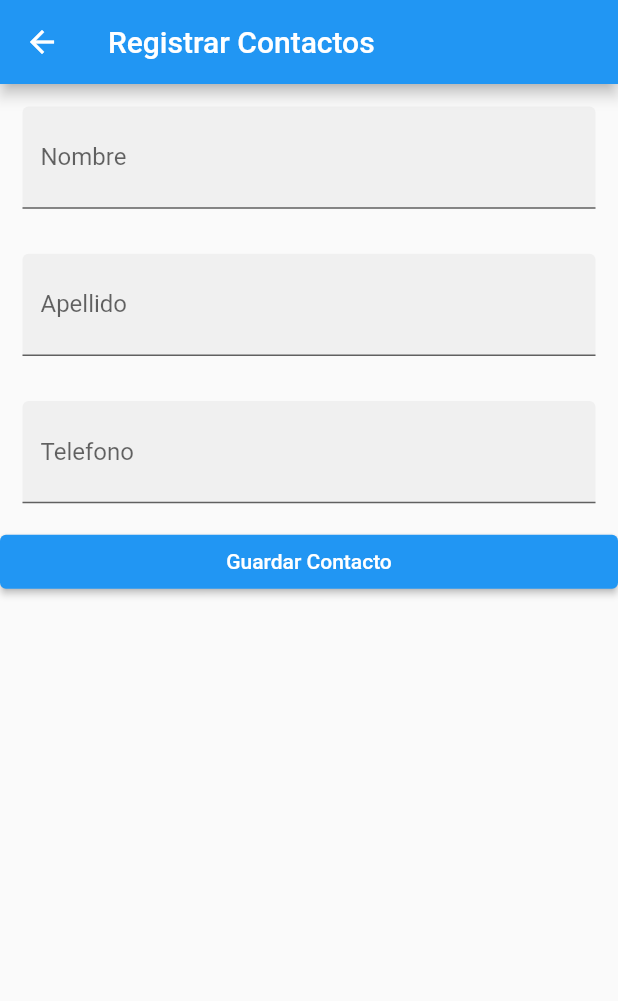
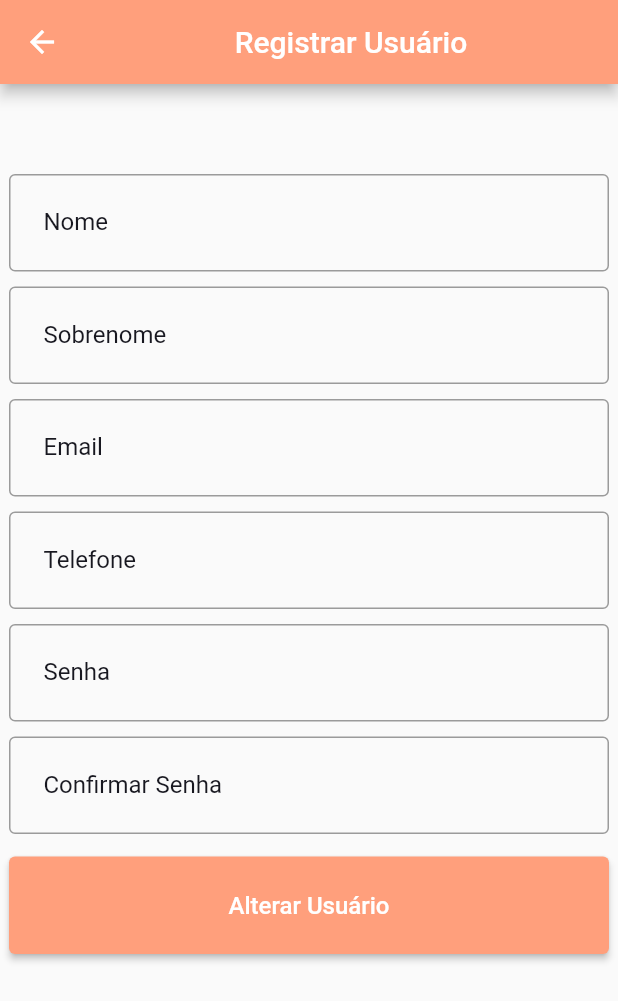
Before and after one commit to egaddini/ftchamados, a Flutter app: the RegisterUser screen opened directly, on a phone screen of 412 x 824 dp. Shown: the top 1001 px of the screen. Run offline on Flutter 3.47's test engine with Material 2 defaults, Android fonts, the phone set to English and light mode, and no system bars; our stand-ins replace dio; missing offline and left inert: dart:html, validatorless; accounts and stored records are empty.

Commit message:
Ajst no crud de usuario

```diff
--- a/lib/main.dart
+++ b/lib/main.dart
@@ -24,7 +24,7 @@ class MyApp extends StatelessWidget {
         primarySwatch: Colors.blue,
       ),
       routes: {
-        '/':(_) => UserDashboardpage(),
+        '/':(_) => HomePage(),
         'login':(_) => const LoginPage(),
         'singup':(_) => const SingupPage(),
         'home':(_) => HomePage(),
--- a/lib/pages/singup_page.dart
+++ b/lib/pages/singup_page.dart
@@ -53,7 +53,7 @@ class _SingupPageState extends State<SingupPage> {
                 child: Form(
                   key: _formKey,
                   child: Center(
-                    child: Container(
+                    child: SizedBox(
                       width: 400,
                       child: Column(
                         children: [
--- a/lib/pages/user/message_response.dart
+++ b/lib/pages/user/message_response.dart
@@ -1,11 +1,10 @@
-import 'package:flutter/cupertino.dart';
 import 'package:flutter/material.dart';
 
 messageResponse(BuildContext context, String name) {
   showDialog(
       context: context,
       builder: (_) => AlertDialog(
-            title: Text("Mensaje Informativo...!"),
-            content: Text("El cliente " + name),
+            title: const Text("Mensaje Informativo...!"),
+            content: Text("O cliente $name"),
           ));
 }
--- a/lib/pages/user/register_user.dart
+++ b/lib/pages/user/register_user.dart
@@ -1,7 +1,11 @@
 import 'package:chamados/models/user_info_model.dart';
-import 'package:chamados/pages/user/user_page.dart';
+import 'package:chamados/pallete.dart';
 import 'package:flutter/material.dart';
-import 'package:chamados/pages/user/text_box.dart';
+import 'package:validatorless/validatorless.dart';
+
+import '../../validators/validators.dart';
+import '../../widgets/c_password_field.dart';
+import '../../widgets/c_text_form_field.dart';
 
 class RegisterUser extends StatefulWidget {
   @override
@@ -9,44 +13,114 @@ class RegisterUser extends StatefulWidget {
 }
 
 class _RegisterUser extends State<RegisterUser> {
-  late TextEditingController controllerName ;
-  late TextEditingController controllerSurname;
-  late TextEditingController controllerPhone;
+  final _formKey = GlobalKey<FormState>();
+  final _nameEC = TextEditingController();
+  final _surnameEC = TextEditingController();
+  final _usernameEC = TextEditingController();
+  final _emailEC = TextEditingController();
+  final _phoneEC = TextEditingController();
+  final _passwordEC = TextEditingController();
+  final _confirmPasswordEC = TextEditingController();
 
   @override
-  void initState() {
-    controllerName = new TextEditingController();
-    controllerSurname = new TextEditingController();
-    controllerPhone = new TextEditingController();
-    super.initState();
+  void dispose() {
+    _nameEC.dispose();
+    _surnameEC.dispose();
+    _usernameEC.dispose();
+    _phoneEC.dispose();
+    _emailEC.dispose();
+    _passwordEC.dispose();
+    _confirmPasswordEC.dispose();
+    super.dispose();
   }
 
   @override
   Widget build(BuildContext context) {
     return Scaffold(
         appBar: AppBar(
-          title: Text("Registrar Contactos"),
+          title: const Center(
+            child: Text("Registrar Usuário")
+          ),
+          backgroundColor: Pallete.gradient3,
         ),
-        body: ListView(
-          children: [
-            TextBox(controllerName, "Nombre"),
-            TextBox(controllerSurname, "Apellido"),
-            TextBox(controllerPhone, "Telefono"),
-            ElevatedButton(
-                onPressed: () {
-                  String name = controllerName.text;
-                  String surname = controllerSurname.text;
-                  String phone = controllerPhone.text;
-
-                  if (name.isNotEmpty &&
-                      surname.isNotEmpty &&
-                      phone.isNotEmpty) {
+        body: Center(
+          child: SizedBox(
+            width: 400,
+            child: ListView(
+              children: [
+                const SizedBox(height: 60),
+                CustomTextFormField(
+                  controller: _nameEC,
+                  labelText: 'Nome',
+                  validator: [
+                    Validatorless.required('Nome Obrigatório'),
+                  ]
+                ),
+                const SizedBox(height: 10),
+                CustomTextFormField(
+                  controller: _surnameEC,
+                  labelText: 'Sobrenome',
+                  validator: [
+                    Validatorless.required('Sobrenome Obrigatório'),
+                  ]
+                ),
+                const SizedBox(height: 10),
+                CustomTextFormField(
+                  controller: _emailEC,
+                  labelText: 'Email',
+                  validator: [
+                    Validatorless.required('Email obrigatório'),
+                    Validatorless.email('Email invalido'),
+                  ]
+                ),
+                const SizedBox(height: 10),
+                CustomTextFormField(
+                  controller: _phoneEC,
+                  labelText: 'Telefone',
+                  validator: [
+                    Validatorless.required('Telefone Obrigatório'),
+                  ]
+                ),
+                const SizedBox(height: 10),
+                PasswordField(
+                  labelText: "Senha",
+                  controller: _passwordEC,
+                  validator: [
+                    Validatorless.required('Confirmar senha obrigatória'),
+                    Validatorless.min(6, 'Confirmar senha precisa ter no mínimo 6 caracteres'),
+                  ]),
+                const SizedBox(height: 10),
+                PasswordField(
+                  labelText: 'Confirmar Senha',
+                  controller: _confirmPasswordEC,
+                  validator: [
+                    Validatorless.required('Confirmar senha obrigatória'),
+                    Validatorless.min(6, 'Confirmar senha precisa ter no mínimo 6 caracteres'),
+                    Validators.compare(_passwordEC, 'Senhas não conferem'),
+                  ]),
+                const SizedBox(height: 15),
+                ElevatedButton(
+                  style: ButtonStyle(
+                      minimumSize: MaterialStateProperty.all<Size>(
+                      const Size(410, 65),
+                      ),
+                    backgroundColor: MaterialStateProperty.all<Color>(Pallete.gradient3),
+                  ),
+                  child: const Text(
+                    'Alterar Usuário',
+                    style: TextStyle(
+                      fontSize: 16,
+                    ),
+                  ),
+                  onPressed: () {
                     Navigator.pop(context,
-                        UserInfoModel());
-                  }
-                },
-                child: const Text("Guardar Contacto")),
-          ],
+                        UserInfoModel()
+                    );
+                  },
+                ),
+              ],
+            ),
+          ),
         ));
   }
 }
--- a/lib/pages/user/text_box.dart
+++ /dev/null
@@ -1,28 +0,0 @@
-import 'package:flutter/material.dart';
-
-class TextBox extends StatelessWidget {
-
-  final TextEditingController _controller;
-  final String _label;
-
-  TextBox(this._controller, this._label);
-
-  @override
-  Widget build(BuildContext context) {
-    return Padding(
-      padding: EdgeInsets.all(15.0),
-      child: TextField(
-        controller: this._controller,
-        decoration: InputDecoration(
-            filled: true,
-            labelText: this._label,
-            suffix: GestureDetector(
-              child: Icon(Icons.close),
-              onTap: () {
-                _controller.clear();
-              },
-            )),
-      ),
-    );
-  }
-}
```
Also changed, not shown: lib/pages/home_page.dart (+5 -3 lines), lib/pages/user/edit_user_page.dart (+4 -4 lines), lib/pages/user/user_dashboard_page.dart (+40 -114 lines), lib/services/drawer_service.dart (renamed from lib/services/drawerService.dart, +17 -6 lines), lib/services/user_service.dart (added, +114 -0 lines).
